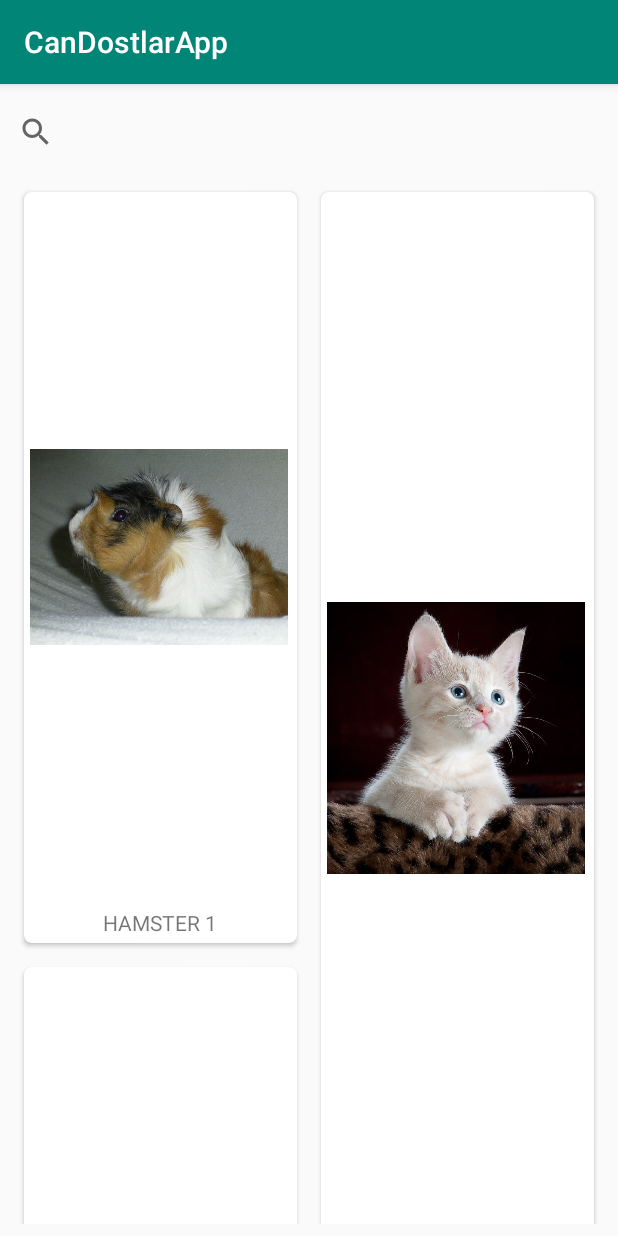
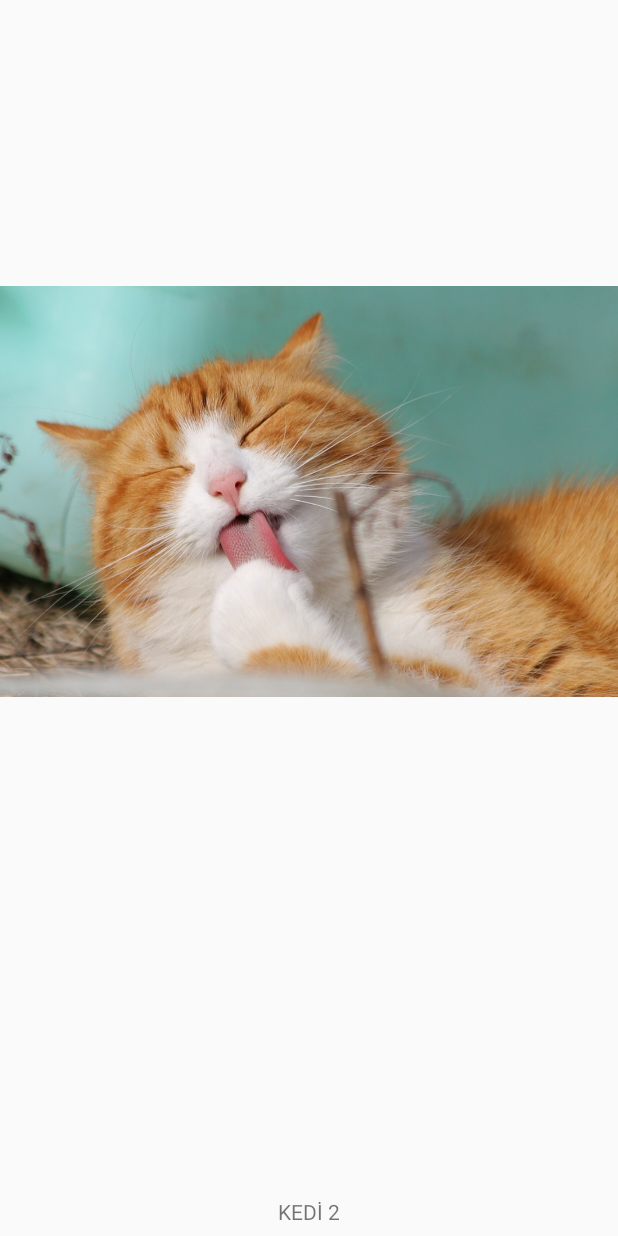
Before and after one commit to yunusbedir/CanDostlarApp, an Android app: the screen it shows after launch (MainActivity before the commit, Main2Activity after it), after a tap on "KEDİ 2", on a phone screen of 412 x 824 dp. Run offline under Robolectric (Android 15) with nearby library versions, the phone set to English and light mode, and no system bars.

Commit message:
proje bitti.Splash ekranı oluşturuldu.Style eklendi.(Intent,PutExtra,CounDownTimer)

```diff
--- a/app/build.gradle
+++ b/app/build.gradle
@@ -24,7 +24,7 @@ android {
 
 dependencies {
     implementation fileTree(dir: 'libs', include: ['*.jar'])
-    implementation"org.jetbrains.kotlin:kotlin-stdlib-jdk7:$kotlin_version"
+    implementation "org.jetbrains.kotlin:kotlin-stdlib-jdk7:$kotlin_version"
     implementation 'com.android.support:appcompat-v7:28.0.0'
     implementation 'com.android.support.constraint:constraint-layout:1.1.3'
     testImplementation 'junit:junit:4.12'
--- a/app/src/main/java/com/example/yunus/candostlarapp/DostRecyclerViewAdapter.kt
+++ b/app/src/main/java/com/example/yunus/candostlarapp/DostRecyclerViewAdapter.kt
@@ -1,5 +1,6 @@
 package com.example.yunus.candostlarapp
 
+import android.content.Intent
 import android.support.v7.widget.CardView
 import android.support.v7.widget.RecyclerView
 import android.view.LayoutInflater
@@ -47,7 +48,12 @@ class DostRecyclerViewAdapter(var tumDostlar : ArrayList<Dost>) : RecyclerView.A
             dostResim.setImageResource(oAnOlusanDost.resim)
 
             tekDostBilgisi.setOnClickListener{
-                Toast.makeText(tekDostBilgisi.context,"Tıkalan Öğe : " + position + " Adı : " + oAnOlusanDost.dostAdi , Toast.LENGTH_LONG).show()
+                //isimsiz class'ın context i kullanıyoruz
+                var intent = Intent(it.context,Main2Activity::class.java)
+                //veri yollamak için putExtra
+                intent.putExtra("imgResouce",oAnOlusanDost.resim)
+                intent.putExtra("tvText",oAnOlusanDost.dostAdi)
+                it.context.startActivity(intent)
             }
         }
     }
--- /dev/null
+++ b/app/src/main/java/com/example/yunus/candostlarapp/Main2Activity.kt
@@ -0,0 +1,24 @@
+package com.example.yunus.candostlarapp
+
+import android.support.v7.app.AppCompatActivity
+import android.os.Bundle
+import kotlinx.android.synthetic.main.activity_main2.*
+
+class Main2Activity : AppCompatActivity() {
+
+    override fun onCreate(savedInstanceState: Bundle?) {
+        super.onCreate(savedInstanceState)
+        setContentView(R.layout.activity_main2)
+
+        var intent = getIntent()
+        var resim:Int
+        var ad:String
+        if (intent != null){
+            imageView.setImageResource(intent.getIntExtra("imgResouce",R.drawable.kedi_1))
+            textView.text = intent.getStringExtra("tvText")
+        }
+
+
+
+    }
+}
--- a/app/src/main/res/drawable/ic_search_black_24dp.xml
+++ b/app/src/main/res/drawable/ic_search_black_24dp.xml
@@ -4,6 +4,6 @@
         android:viewportWidth="24.0"
         android:viewportHeight="24.0">
     <path
-        android:fillColor="#FF000000"
+        android:fillColor="@color/colorAccent"
         android:pathData="M15.5,14h-0.79l-0.28,-0.27C15.41,12.59 16,11.11 16,9.5 16,5.91 13.09,3 9.5,3S3,5.91 3,9.5 5.91,16 9.5,16c1.61,0 3.09,-0.59 4.23,-1.57l0.27,0.28v0.79l5,4.99L20.49,19l-4.99,-5zM9.5,14C7.01,14 5,11.99 5,9.5S7.01,5 9.5,5 14,7.01 14,9.5 11.99,14 9.5,14z"/>
 </vector>
--- a/app/src/main/res/layout/activity_main.xml
+++ b/app/src/main/res/layout/activity_main.xml
@@ -5,13 +5,16 @@
         xmlns:app="http://schemas.android.com/apk/res-auto"
         android:layout_width="match_parent"
         android:layout_height="match_parent"
+        android:background="@drawable/bg_splash"
         tools:context=".MainActivity">
 
     <SearchView
             android:layout_width="0dp"
             android:layout_height="wrap_content" android:layout_marginTop="8dp"
             app:layout_constraintTop_toTopOf="parent" android:id="@+id/searchViewDost"
-            app:layout_constraintStart_toStartOf="parent" app:layout_constraintEnd_toEndOf="parent"/>
+            style="@style/SearchViewStyle"
+            app:layout_constraintStart_toStartOf="parent" app:layout_constraintEnd_toEndOf="parent"
+            android:layout_marginStart="8dp" android:layout_marginEnd="8dp"/>
     <android.support.v7.widget.RecyclerView
             android:layout_width="match_parent"
             android:layout_height="0dp"
--- /dev/null
+++ b/app/src/main/res/layout/activity_main2.xml
@@ -0,0 +1,25 @@
+<?xml version="1.0" encoding="utf-8"?>
+<android.support.constraint.ConstraintLayout
+        xmlns:android="http://schemas.android.com/apk/res/android"
+        xmlns:tools="http://schemas.android.com/tools"
+        xmlns:app="http://schemas.android.com/apk/res-auto"
+        android:layout_width="match_parent"
+        android:layout_height="match_parent"
+        tools:context=".Main2Activity">
+
+    <ImageView
+            android:layout_width="wrap_content"
+            android:layout_height="wrap_content" tools:src="@tools:sample/avatars"
+            android:id="@+id/imageView" android:layout_marginTop="8dp"
+            app:layout_constraintTop_toTopOf="parent" app:layout_constraintEnd_toEndOf="parent"
+            android:layout_marginEnd="8dp" app:layout_constraintStart_toStartOf="parent"
+            android:layout_marginStart="8dp"/>
+    <TextView
+            android:text="TextView"
+            android:layout_width="wrap_content"
+            android:layout_height="15dp"
+            android:id="@+id/textView" app:layout_constraintStart_toStartOf="parent" android:layout_marginStart="8dp"
+            android:layout_marginBottom="8dp" app:layout_constraintBottom_toBottomOf="parent"
+            app:layout_constraintEnd_toEndOf="parent" android:layout_marginEnd="8dp" android:layout_marginTop="8dp"
+            app:layout_constraintTop_toBottomOf="@+id/imageView" app:layout_constraintVertical_bias="0.98"/>
+</android.support.constraint.ConstraintLayout>
--- a/app/src/main/res/values/colors.xml
+++ b/app/src/main/res/values/colors.xml
@@ -1,6 +1,6 @@
 <?xml version="1.0" encoding="utf-8"?>
 <resources>
-    <color name="colorPrimary">#008577</color>
-    <color name="colorPrimaryDark">#00574B</color>
-    <color name="colorAccent">#D81B60</color>
+    <color name="colorPrimary">#CCCBC9</color>
+    <color name="colorPrimaryDark">#FEC6C9</color>
+    <color name="colorAccent">#FEDFB0</color>
 </resources>
--- a/app/src/main/res/values/styles.xml
+++ b/app/src/main/res/values/styles.xml
@@ -1,11 +1,16 @@
 <resources>
 
     <!-- Base application theme. -->
-    <style name="AppTheme" parent="Theme.AppCompat.Light.DarkActionBar">
+    <style name="AppTheme" parent="Theme.AppCompat.Light.NoActionBar">
         <!-- Customize your theme here. -->
         <item name="colorPrimary">@color/colorPrimary</item>
         <item name="colorPrimaryDark">@color/colorPrimaryDark</item>
         <item name="colorAccent">@color/colorAccent</item>
+        <item name="editTextColor">@color/colorAccent</item>
+    </style>
+    <style name="SearchViewStyle" parent="Widget.AppCompat.SearchView">
+        <item name="searchIcon">@drawable/ic_search_black_24dp</item>
+        <item name="searchHintIcon">@null</item>
     </style>
 
 </resources>
```
Also changed, not shown: app/src/main/AndroidManifest.xml (+9 -0 lines), app/src/main/java/com/example/yunus/candostlarapp/SplashActivity.kt (added, +32 -0 lines), app/src/main/res/layout/activity_splash.xml (added, +11 -0 lines), app/src/main/res/drawable/bg_splash.jpg (added).
